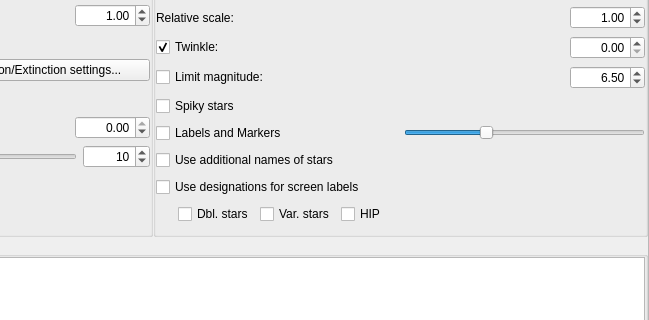
Stellarium/stellarium, file src/gui/viewDialog.ui: the form before one commit; both pictures show x 344 to 993 and y 145 to 465 of the 993 by 659 pixel window.
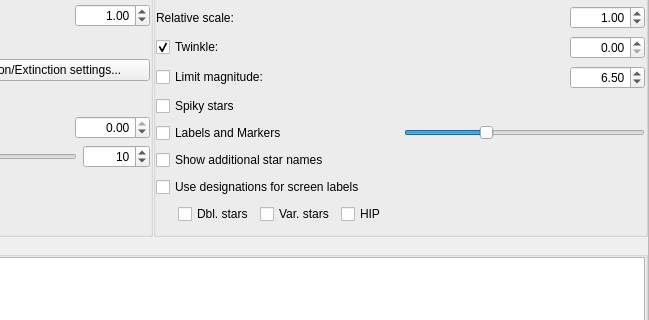
The form after the commit. Icons and pictures are not drawn. Custom widgets are drawn as their Qt base class.

Commit message: language fixes, SUG fixes

```diff
--- a/src/gui/viewDialog.ui
+++ b/src/gui/viewDialog.ui
@@ -1073,7 +1073,7 @@
              <item row="6" column="0">
               <widget class="QCheckBox" name="checkBoxAdditionalNamesStars">
                <property name="text">
-                <string>Use additional names of stars</string>
+                <string>Show additional star names</string>
                </property>
               </widget>
              </item>
```
Left out of the diff: 9 changed lines with no effect on the pictures. The commit also changes 2 other files.
